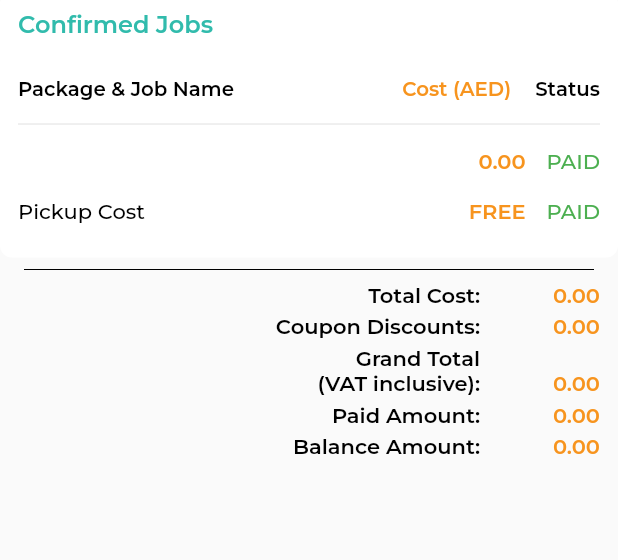
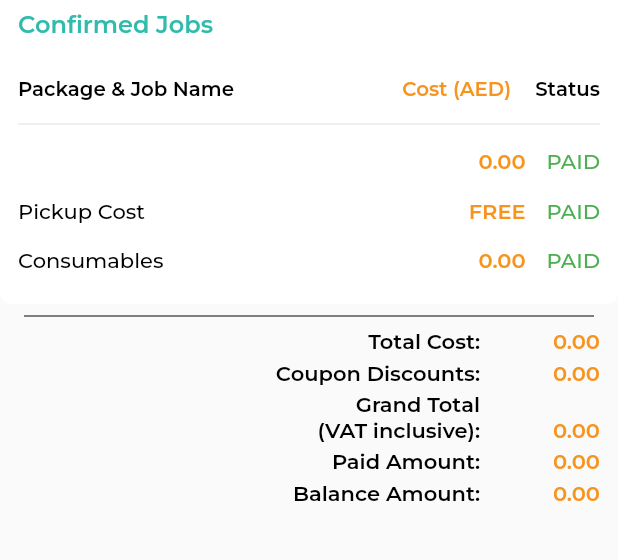
Before and after one commit to akhilraj-personal/autoversa_customer_v2, a Flutter app: the Workcard screen opened directly with empty values, on a phone screen of 412 x 824 dp, the part 290-850 px from its top. Run offline on Flutter 3.47's test engine with Material 2 defaults, Android fonts, the phone set to English and light mode, and no system bars; our stand-ins replace avatar_glow, cached_network_image, carousel_slider, connectivity_plus, dio, dotted_border and 19 more; missing offline and left inert: custom_clippers, flutter_google_places, flutter_pin_code_fields, flutter_sound_lite, flutter_stripe, google_maps_webservice and 2 more; accounts and stored records are empty; network calls fail.

Commit message:
workcard checkbox bug, back to workcard old design

```diff
--- a/lib/screens/booking/workcard_screen.dart
+++ b/lib/screens/booking/workcard_screen.dart
@@ -171,11 +171,16 @@
                   withoutcoupontotalvat = (totalamount).toDouble() * 0.05,
                   withoutcoupontotalwithoutvat =
                       withoutcoupontotal - withoutcoupontotalvat,
-                  consumablecost = value['booking']['bk_consumcost'] != null &&
-                          value['booking']['bk_consumvat'] != null
-                      ? double.parse(value['booking']['bk_consumcost']) +
-                          double.parse(value['booking']['bk_consumvat'])
-                      : 0.0,
+                  if (value['booking']['bk_consumepaymentflag'] != "0")
+                    {
+                      consumablecost = value['booking']['bk_consumcost'] !=
+                                  null &&
+                              value['booking']['bk_consumvat'] != null
+                          ? double.parse(value['booking']['bk_consumcost']) +
+                              double.parse(value['booking']['bk_consumvat'])
+                          : 0.0,
+                      setState(() {})
+                    },
                   grandtotal =
                       ((totalamount).toDouble() + (consumablecost).toDouble()) -
                           coupondiscount,
@@ -193,21 +198,35 @@
     return text[0].toUpperCase() + text.substring(1).toLowerCase();
   }
 
-  createPayment(consumablecost, consumableflag) async {
-    if (consumablecost != 0 && temppendingjobs.length == 0) {
+  createPayment(paramsconsumablecost, consumableflag) async {
+    print("=============||============");
+    print(paramsconsumablecost);
+    print(consumableflag);
+    print(temppendingjobs.length);
+    print("=============||============");
+    if (paramsconsumablecost != 0 &&
+        temppendingjobs.length == 0 &&
+        int.parse(consumableflag) == 1) {
       type = "0";
+      print("Consumables only");
       setState(() {});
-    } else if (temppendingjobs.length != 0 && consumablecost == 0 ||
+    } else if (paramsconsumablecost == "0.00" &&
+            temppendingjobs.length != 0 &&
+            int.parse(consumableflag) == 0 ||
         temppendingjobs.length != 0 &&
-            consumablecost != 0 &&
+            paramsconsumablecost != 0 &&
             int.parse(consumableflag) == 4) {
       type = "1";
+      print("Job Only");
       setState(() {});
     } else if (temppendingjobs.length > 0 &&
-        consumablecost != 0 &&
+        paramsconsumablecost != 0 &&
         int.parse(consumableflag) == 1) {
       type = "2";
+      print("Both");
       setState(() {});
+    } else {
+      print("other");
     }
     final prefs = await SharedPreferences.getInstance();
     Map<String, dynamic> pay_data = {
@@ -732,7 +751,69 @@
                                       ),
                                     ],
                                   ).paddingSymmetric(vertical: 2),
-                                  2.height,
+                                  packagebooking['bk_consumcost'] != "0.00" &&
+                                          packagebooking[
+                                                  'bk_consumepaymentflag'] !=
+                                              "0"
+                                      ? Row(
+                                          mainAxisAlignment:
+                                              MainAxisAlignment.spaceBetween,
+                                          children: [
+                                            Column(
+                                              mainAxisSize: MainAxisSize.min,
+                                              crossAxisAlignment:
+                                                  CrossAxisAlignment.start,
+                                              children: [
+                                                Flexible(
+                                                  child: Container(
+                                                    child: Text(
+                                                      "Consumables",
+                                                      overflow:
+                                                          TextOverflow.clip,
+                                                      maxLines: 3,
+                                                      style: montserratMedium
+                                                          .copyWith(
+                                                              color: black,
+                                                              fontSize: width *
+                                                                  0.034),
+                                                    ),
+                                                  ),
+                                                ),
+                                              ],
+                                            ).expand(),
+                                            Row(
+                                              children: [
+                                                Container(
+                                                  padding: EdgeInsets.all(6),
+                                                  child: Text(
+                                                      consumablecost
+                                                          .toStringAsFixed(2),
+                                                      style: montserratSemiBold
+                                                          .copyWith(
+                                                              fontSize:
+                                                                  width * 0.034,
+                                                              color:
+                                                                  warningcolor)),
+                                                ),
+                                                8.width,
+                                                Text(
+                                                    packagebooking[
+                                                                'bk_consumepaymentflag'] !=
+                                                            "1"
+                                                        ? "PAID"
+                                                        : "PENDING",
+                                                    style: montserratMedium.copyWith(
+                                                        fontSize: width * 0.034,
+                                                        color: packagebooking[
+                                                                    'bk_consumepaymentflag'] !=
+                                                                "1"
+                                                            ? Colors.green
+                                                            : Colors.red)),
+                                              ],
+                                            ),
+                                          ],
+                                        ).paddingSymmetric(vertical: 2)
+                                      : SizedBox(),
                                   approvedjobs.isEmpty
                                       ? Container(
                                           decoration: BoxDecoration(
@@ -1287,41 +1368,6 @@
                                 ],
                               ),
                             ),
-                            // SizedBox(
-                            //   height: 4,
-                            // ),
-                            // Container(
-                            //   padding: EdgeInsets.only(right: 12.0),
-                            //   child: Row(
-                            //     mainAxisAlignment: MainAxisAlignment.end,
-                            //     crossAxisAlignment: CrossAxisAlignment.end,
-                            //     children: <Widget>[
-                            //       Expanded(
-                            //         flex: 12,
-                            //         child: Text(
-                            //           gs_vat != null
-                            //               ? "VAT (" + gs_vat.toString() + "%): "
-                            //               : "0",
-                            //           textAlign: TextAlign.right,
-                            //           style: montserratSemiBold.copyWith(
-                            //             color: black,
-                            //             fontSize: width * 0.034,
-                            //           ),
-                            //         ),
-                            //       ),
-                            //       Expanded(
-                            //         flex: 3,
-                            //         child: Text(
-                            //           withoutcoupontotalvat.toStringAsFixed(2),
-                            //           style: montserratSemiBold.copyWith(
-                            //               color: warningcolor,
-                            //               fontSize: width * 0.034),
-                            //           textAlign: TextAlign.right,
-                            //         ),
-                            //       ),
-                            //     ],
-                            //   ),
-                            // ),
                             SizedBox(
                               height: 4,
                             ),
```
